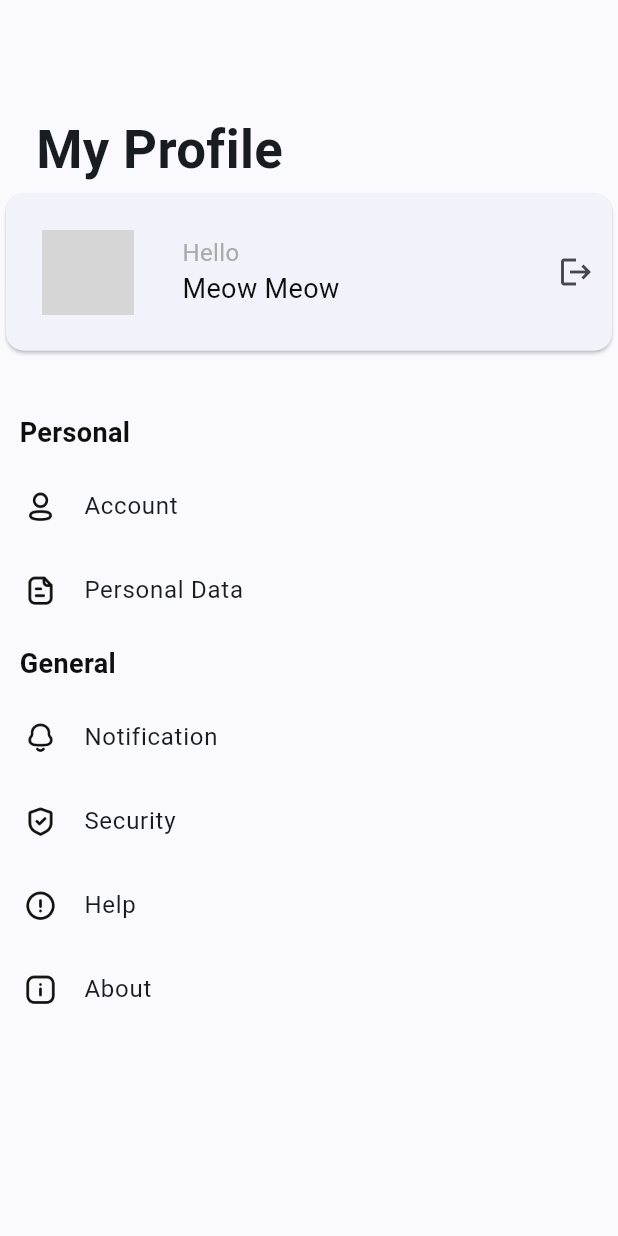
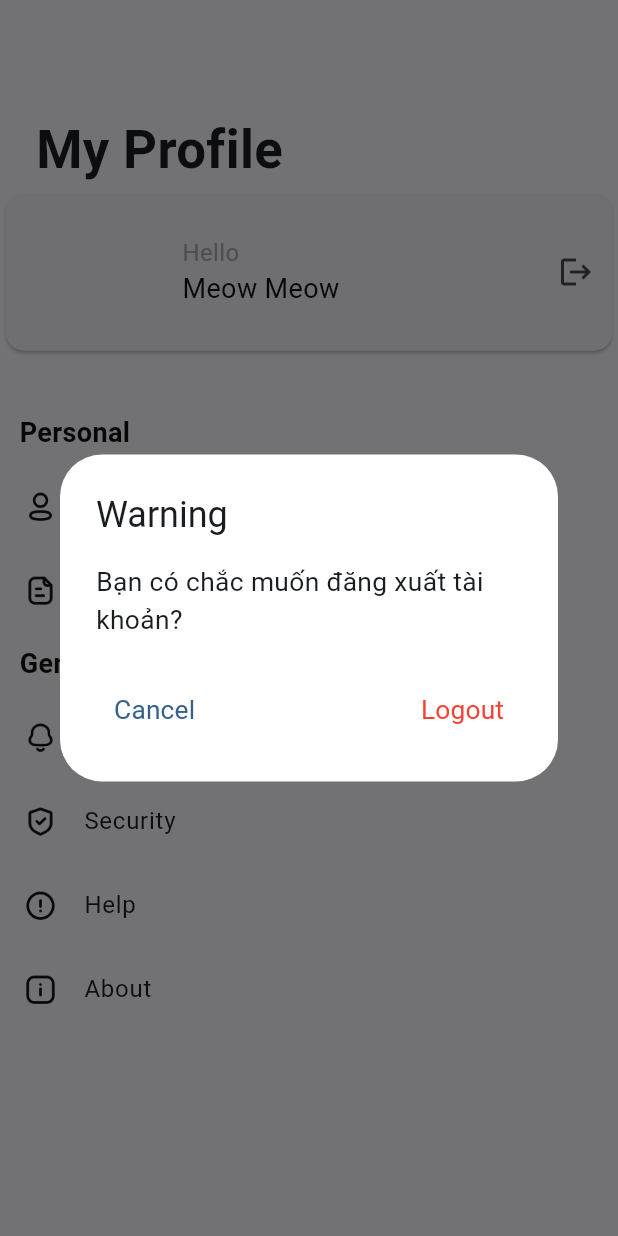
Before and after one commit to TNQT14/Doctor_Help_App, a Flutter app: the ProfileScreen screen opened by its route, after a tap on the "logout" icon, on a phone screen of 412 x 824 dp. Run offline on Flutter 3.47's test engine with Material 2 defaults, Android fonts, the phone set to English and light mode, and no system bars; our stand-ins replace bloc, firebase_auth, firebase_core, flutter_rating_bar, flutter_screenutil, fluttertoast and 1 more; accounts and stored records are empty; grey boxes are pictures that could not be loaded.

Commit message:
change chart.png file, add firebase, add AuthGate, add firebase, login, logout, register service

```diff
--- /dev/null
+++ b/lib/bloc/user/user_bloc_state.dart
@@ -0,0 +1,6 @@
+part of 'user_bloc_cubit.dart';
+
+@immutable
+abstract class UserBlocState {}
+
+class UserBlocInitial extends UserBlocState {}
--- a/lib/containts/add_images.dart
+++ b/lib/containts/add_images.dart
@@ -33,7 +33,7 @@ const String iconProfile = linkIcons + 'Icon=Profile.png';
 //navigationMenu
 const String iconHome = linkIcons + 'Icon=Home.png';
 const String iconChat = linkIcons + 'chat.png';
-const String iconList = linkIcons + 'List.png';
+const String iconList = linkIcons + 'list.png';
 const String iconHeart = linkIcons + 'Heart.png';
 const String iconProfileNav = linkIcons + 'profile.png';
 
--- a/lib/screen/doctor/appointment_screen/appointment_success_screen.dart
+++ b/lib/screen/doctor/appointment_screen/appointment_success_screen.dart
@@ -4,7 +4,6 @@ import 'package:doctor_help_app/screen/screens.dart';
 import 'package:doctor_help_app/widgets/widgets.dart';
 import 'package:flutter/material.dart';
 import 'package:flutter_screenutil/flutter_screenutil.dart';
-import 'package:lottie/lottie.dart';
 
 class AppointmentSuccessScreen extends StatelessWidget {
   const AppointmentSuccessScreen({Key? key}) : super(key: key);
@@ -23,7 +22,8 @@ class AppointmentSuccessScreen extends StatelessWidget {
                     SizedBox(
                       height: 100,
                       width: 100,
-                      child: Lottie.asset(iconCheckSc, fit: BoxFit.cover)),
+                      // child: Lottie.asset(iconCheckSc, fit: BoxFit.cover)
+                    ),
                     Padding(
                       padding: EdgeInsets.symmetric(horizontal: 80.5.w, vertical: 25),
                       child: Text(
--- a/lib/screen/home_screen/home_screen.dart
+++ b/lib/screen/home_screen/home_screen.dart
@@ -33,7 +33,7 @@ class HomeScreen extends StatelessWidget {
                 child: rowIn4(user1.imageUrl),
               ),
               Padding(
-                padding: EdgeInsets.only(left: 15.0.w, right: 15.w,top: 22.h),
+                padding: EdgeInsets.only(left: 15.0.w, right: 15.w,top: 22.h, bottom: 11),
                 child: inputWidget('Search', search,isPrefix: true, image: iconSearch),
               ),
               Expanded(
@@ -46,7 +46,7 @@ class HomeScreen extends StatelessWidget {
                         crossAxisAlignment: CrossAxisAlignment.start,
                         children: [
                           Padding(
-                            padding: const EdgeInsets.only(left: 15.0, top: 22),
+                            padding: const EdgeInsets.only(left: 15.0, top: 11),
                             child: textTitle('My Appointment'),
                           ),
                           shadowSlideCard(
--- a/lib/screen/user/login_screen/login_screen.dart
+++ b/lib/screen/user/login_screen/login_screen.dart
@@ -1,3 +1,4 @@
+import 'package:doctor_help_app/VM/service/auth_service.dart';
 import 'package:doctor_help_app/VM/validator.dart';
 import 'package:doctor_help_app/widgets/widgets.dart';
 import 'package:flutter/material.dart';
@@ -77,7 +78,7 @@ class _LoginScreenState extends State<LoginScreen> {
                         width: double.infinity,
                         child: blueElevateButton(() {
                           if(_formKey.currentState!.validate()){
-                            print('object');
+                            AuthService().loginService(email.text, password.text);
                           }
                         }, 'Login'),
                       ),
--- a/lib/screen/user/profile_screen/component/optionProfile.dart
+++ b/lib/screen/user/profile_screen/component/optionProfile.dart
@@ -6,7 +6,7 @@ import 'package:flutter/material.dart';
 import '../../../../containts/add_images.dart';
 import '../../../../model/user/doctor_model.dart';
 
-_buildOption(String image, String title, VoidCallback onTap){
+_buildOption(String image, String title, Function()? onTap){
   return ListTile(
     leading: Container(
       width: 22,
--- a/lib/screen/user/profile_screen/component/profileCard.dart
+++ b/lib/screen/user/profile_screen/component/profileCard.dart
@@ -5,7 +5,8 @@ import '../../../../model/user/doctor_model.dart';
 import '../../../../widgets/clipRRectAvatar.dart';
 
 Widget profileCard(
-    DotorModel user
+    DotorModel user,
+    Function()? ontap,
     ){
   return Card(
     child: Container(
@@ -39,7 +40,7 @@ Widget profileCard(
               ],
             ),
           ),
-          IconButton(onPressed: (){},
+          IconButton(onPressed: ontap,
               icon: Icon(Icons.logout))
         ],
       )
--- a/lib/screen/user/profile_screen/profile_screen.dart
+++ b/lib/screen/user/profile_screen/profile_screen.dart
@@ -1,3 +1,4 @@
+import 'package:doctor_help_app/VM/service/auth_service.dart';
 import 'package:flutter/material.dart';
 import '../../../containts/containts.dart';
 import '../../../model/user/doctor_model.dart';
@@ -34,7 +35,11 @@ class _ProfileScreenState extends State<ProfileScreen> {
                 padding: EdgeInsets.only(top: 75, left: 24),
                 child: Text('My Profile', style: txt32w7,),
               ),
-              profileCard(user1),
+              profileCard(user1, (){
+                showDialog(context: context, builder: (context){
+                  return alertDialog(context);
+                });
+              }),
               const SizedBox(height: 30),
               optionProfile(context, user1),
             ],
@@ -45,3 +50,21 @@ class _ProfileScreenState extends State<ProfileScreen> {
     );
   }
 }
+
+AlertDialog alertDialog(BuildContext context) {
+  return AlertDialog(
+    surfaceTintColor: Colors.white,
+    backgroundColor: Colors.white,
+    title: Text('Warning'),
+    content: Text('Bạn có chắc muốn đăng xuất tài khoản?', style: txt16w4,),
+    actions: [
+      Row(
+        mainAxisAlignment: MainAxisAlignment.spaceBetween,
+        children: [
+          TextButton(onPressed: ()=>Navigator.pop(context), child: Text('Cancel', style: txt16w4,)),
+          TextButton(onPressed: ()=>  AuthService().logoutService(context), child: Text('Logout', style: txt16w4!.copyWith(color: Colors.red),)),
+        ],
+      )
+    ],
+  );
+}
--- a/lib/screen/user/register_screen/register_screen.dart
+++ b/lib/screen/user/register_screen/register_screen.dart
@@ -1,3 +1,4 @@
+import 'package:doctor_help_app/VM/service/auth_service.dart';
 import 'package:doctor_help_app/VM/validator.dart';
 import 'package:flutter/material.dart';
 import 'package:flutter_screenutil/flutter_screenutil.dart';
@@ -67,7 +68,7 @@ class _RegisterScreenState extends State<RegisterScreen> {
                         width: double.infinity,
                         child: blueElevateButton(() {
                           if (_formKey.currentState!.validate()) {
-                            print('object');
+                            AuthService().regieterService(email.text, password.text, retypepassword.text);
                           }
                         }, 'Register'),
                       ),
--- a/pubspec.yaml
+++ b/pubspec.yaml
@@ -38,9 +38,11 @@ dependencies:
   line_icons: ^2.0.3
   flutter_screenutil: ^5.8.4
   flutter_rating_bar: ^4.0.1
-  lottie: ^2.6.0
   fluttertoast: ^8.2.2
   intl: ^0.18.1
+  flutter_bloc: ^8.1.3
+  firebase_core: ^2.15.1
+  firebase_auth: ^4.7.3
 
 dev_dependencies:
   flutter_test:
```
Also changed, not shown: lib/VM/service/auth_service.dart (added, +49 -0 lines), lib/bloc/user/user_bloc_cubit.dart (added, +8 -0 lines), lib/main.dart (+7 -2 lines), lib/screen/doctor/appointment_screen/appointment_summary_screen.dart (+5 -4 lines), lib/screen/user/auth_gate.dart (added, +23 -0 lines), assests/images/icons/chat.png, lib/firebase_options.dart (added), pubspec.lock, 8 other files.
